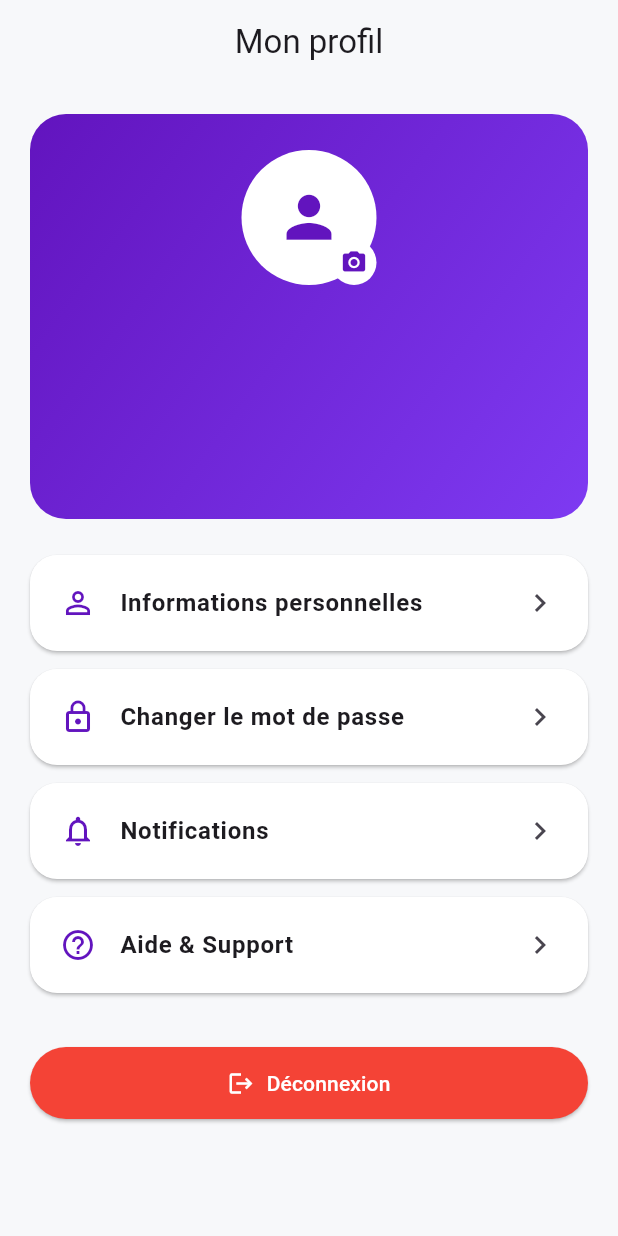
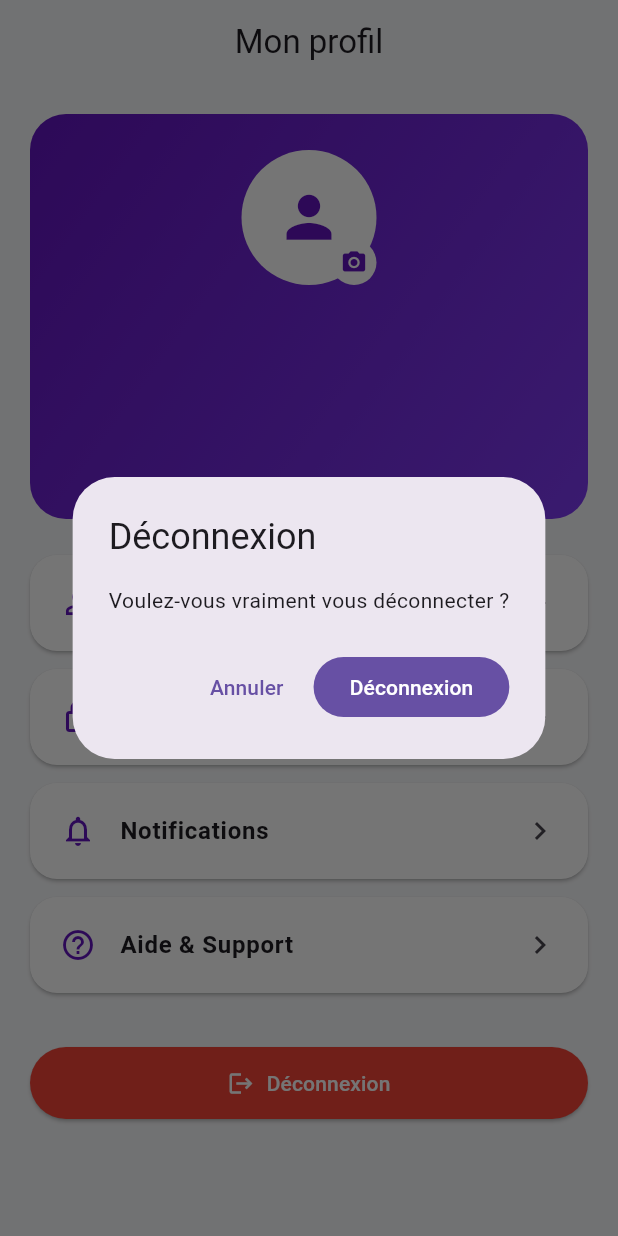
Before and after one commit to iplusci26-lab/babischool-mobil, a Flutter app: the ProfileScreen screen opened directly, after a tap on "Déconnexion", on a phone screen of 412 x 824 dp. Run offline on Flutter 3.47's test engine with Material 3 defaults, Android fonts, the phone set to English and light mode, and no system bars; our stand-ins replace dio, file_picker, flutter_secure_storage, image_picker, open_filex, permission_handler and 1 more; missing offline and left inert: syncfusion_flutter_pdfviewer; accounts and stored records are empty; network calls fail.

```diff
--- a/lib/core/api/api_client.dart
+++ b/lib/core/api/api_client.dart
@@ -3,6 +3,12 @@ import 'package:dio/dio.dart';
 import '../storage/secure_storage_service.dart';
 
 import 'endpoints.dart';
+
+import 'package:flutter/material.dart';
+
+import '../../features/auth/login_screen.dart';
+import '../../features/auth/services/auth_service.dart';
+import '../navigation/navigation_service.dart';
 
 class ApiClient {
 
@@ -20,36 +26,124 @@ class ApiClient {
       const Duration(seconds: 30),
     ),
   );
+  // Empêche plusieurs redirections simultanées
+  static bool _isRedirectingToLogin = false;
+  static Future<void> initialize() async {
 
-  static Future<void> initialize()
-  async {
+      dio.interceptors.clear();
 
       dio.interceptors.add(
 
         InterceptorsWrapper(
 
-        onRequest:
-        (
+          //------------------------------------------------------
+          // REQUEST
+          //------------------------------------------------------
+
+          onRequest: (
+
             options,
             handler,
+
           ) async {
 
             final token =
-          await SecureStorageService
-          .getAccessToken();
+                await SecureStorageService.getAccessToken();
+
             if (token != null) {
 
-            options.headers[
-              "Authorization"
-            ] =
+              options.headers["Authorization"] =
                   "Bearer $token";
+
             }
 
-          return handler.next(
-            options,
+            handler.next(options);
+
+          },
+
+          //------------------------------------------------------
+          // ERROR
+          //------------------------------------------------------
+
+          onError: (
+
+          DioException e,
+          ErrorInterceptorHandler handler,
+
+        ) async {
+
+            if (e.response?.statusCode == 401) {
+
+              //--------------------------------------------------
+              // Une redirection est déjà en cours
+              //--------------------------------------------------
+
+              if (_isRedirectingToLogin) {
+
+                return handler.next(e);
+
+              }
+
+              _isRedirectingToLogin = true;
+
+
+
+
+              //--------------------------------------------------
+              // Nettoyage de la session
+              //--------------------------------------------------
+
+                final context = NavigationService.navigatorKey.currentContext;
+
+                  if (context != null) {
+
+                      await AuthService.logout(
+                        context,
                        );
+
+                  }
+
+                // Petite pause pour laisser le temps à la navigation
+                await Future.delayed(
+                  const Duration(milliseconds: 500),
+                );
+
+                _isRedirectingToLogin = false;
+
+                //--------------------------------------------------
+                // Afficher un message
+                //--------------------------------------------------
+
+
+
+                if (context != null) {
+
+                  ScaffoldMessenger.of(context).showSnackBar(
+
+                    const SnackBar(
+
+                      content: Text(
+
+                        "Votre session a expiré. Veuillez vous reconnecter.",
+
+                      ),
+
+                    ),
+
+                  );
+
+                }
+
+
+              }
+
+              handler.next(e);
+
       },
+
     ),
+
   );
+
 }
 }
--- /dev/null
+++ b/lib/core/navigation/navigation_service.dart
@@ -0,0 +1,8 @@
+import 'package:flutter/material.dart';
+
+class NavigationService {
+
+  static final GlobalKey<NavigatorState> navigatorKey =
+      GlobalKey<NavigatorState>();
+
+}
--- a/lib/features/profile/screens/profile_screen.dart
+++ b/lib/features/profile/screens/profile_screen.dart
@@ -7,6 +7,7 @@ import 'edit_profile_screen.dart';
 import '../widgets/profile_header.dart';
 import '../widgets/profile_menu_tile.dart';
 import 'change_password_screen.dart';
+import '../../auth/services/auth_service.dart';
 
 class ProfileScreen extends StatefulWidget {
   const ProfileScreen({
@@ -185,32 +186,47 @@ class _ProfileScreenState
                   double.infinity,
 
               child: ElevatedButton.icon(
-                style:
-                    ElevatedButton
-                        .styleFrom(
-                  backgroundColor:
-                      Colors.red,
-                  padding:
-                      const EdgeInsets
-                          .symmetric(
-                    vertical:
-                        14,
+                    style: ElevatedButton.styleFrom(
+                      backgroundColor: Colors.red,
+                      padding: const EdgeInsets.symmetric(vertical: 14),
                     ),
+                    onPressed: () async {
+
+                      final confirm = await showDialog<bool>(
+                        context: context,
+                        builder: (_) => AlertDialog(
+                          title: const Text("Déconnexion"),
+                          content: const Text(
+                            "Voulez-vous vraiment vous déconnecter ?",
                           ),
-                onPressed: () {},
+                          actions: [
+                            TextButton(
+                              onPressed: () => Navigator.pop(context, false),
+                              child: const Text("Annuler"),
+                            ),
+                            FilledButton(
+                              onPressed: () => Navigator.pop(context, true),
+                              child: const Text("Déconnexion"),
+                            ),
+                          ],
+                        ),
+                      );
+
+                      if (confirm == true) {
+                        await AuthService.logout(context);
+                      }
+                    },
                     icon: const Icon(
                       Icons.logout,
-                  color:
-                      Colors.white,
+                      color: Colors.white,
                     ),
                     label: const Text(
                       "Déconnexion",
                       style: TextStyle(
-                    color:
-                        Colors.white,
+                        color: Colors.white,
                       ),
                     ),
-              ),
+                  )
             ),
           ],
         ),
--- a/lib/main.dart
+++ b/lib/main.dart
@@ -1,6 +1,7 @@
 import 'package:flutter/material.dart';
 import 'features/auth/splash_screen.dart';
 import 'core/api/api_client.dart';
+import 'core/navigation/navigation_service.dart';
 
 
 void main() async {
@@ -27,6 +28,7 @@ class BabiSchoolApp
   ) {
 
     return MaterialApp(
+      navigatorKey: NavigationService.navigatorKey,
       debugShowCheckedModeBanner: false,
       title: "BABISCHOOL",
       home: const SplashScreen(),
```
Also changed, not shown: lib/features/auth/services/auth_service.dart (+40 -0 lines), 1 other file. Lines whose indentation alone changed are shown as unchanged.
